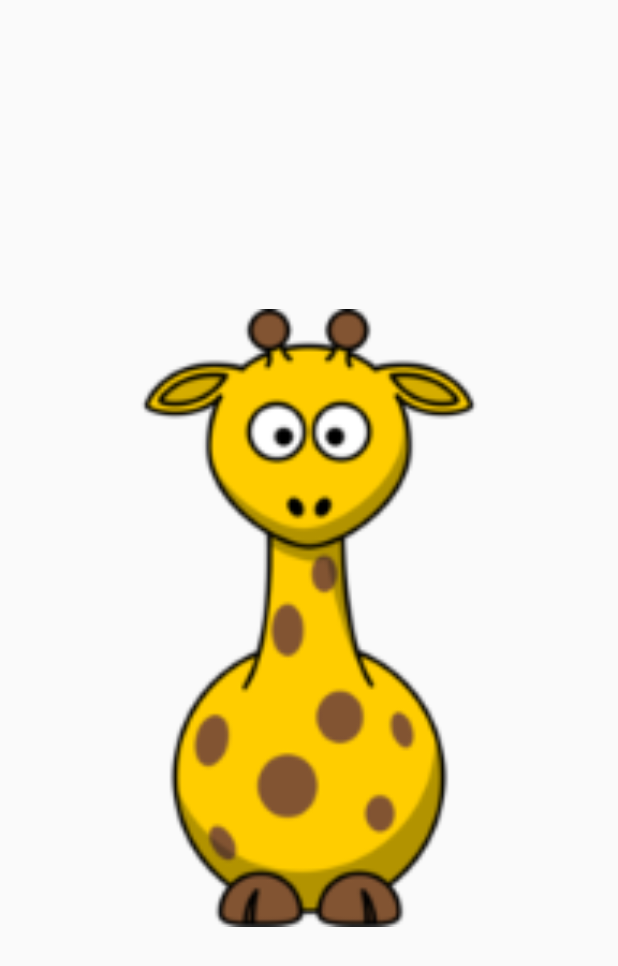
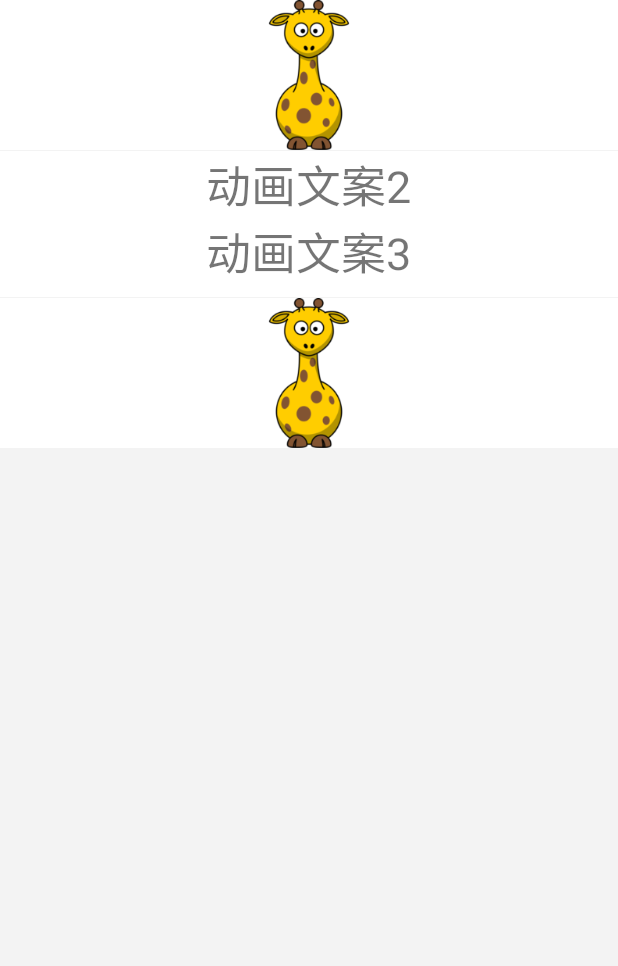
Before and after one commit to gg2787/GuoGuo, an Android app: the screen it shows after launch (TweenedAnimation before the commit, SimpleAnimation after it), after a tap on "tweened动画", on a phone screen of 412 x 824 dp. Shown: the top 966 px of the screen. Run offline under Robolectric (Android 15) with nearby library versions, the phone set to English and light mode, and no system bars; libraries missing offline, so code that uses them is left out: com.xiaomi.channel, com.xiaomi.mipush; 7 statements that could not run were skipped.

Commit message:
*修改补间动画，增加属性动画。自定义动画（未完成）

```diff
--- a/app/src/main/AndroidManifest.xml
+++ b/app/src/main/AndroidManifest.xml
@@ -66,7 +66,10 @@
             android:name=".ui.view.fragmentViews.BaseFragmentActivity"/>
 
         <activity
-            android:name=".ui.anmi.TweenedAnimation"/>
+            android:name=".ui.anmi.SimpleAnimation"/>
+
+        <activity
+            android:name=".ui.view.customProgressView.ProgressActivity"/>
 
         <!--对话框风格的activity-->
         <!--<activity android:name=".ui.SecondActivity" android:theme="@android:style/Theme.Dialog" >-->
--- a/app/src/main/java/com/guoguo/ui/MainActivity.java
+++ b/app/src/main/java/com/guoguo/ui/MainActivity.java
@@ -25,9 +25,10 @@ import com.guoguo.logic.service.AppService;
 import com.guoguo.logic.service.MyBinder;
 import com.guoguo.logic.shortcut.AppShortCut;
 import com.guoguo.logic.watchUs.OpenWeiChat;
-import com.guoguo.ui.anmi.TweenedAnimation;
+import com.guoguo.ui.anmi.SimpleAnimation;
 import com.guoguo.ui.toast.ShowToast;
 import com.guoguo.ui.view.customListView.CustomListActivity;
+import com.guoguo.ui.view.customProgressView.ProgressActivity;
 import com.guoguo.ui.viewpager.MyViewPager;
 import com.guoguo.utils.UIutils;
 
@@ -48,7 +49,9 @@ public class MainActivity extends Activity implements View.OnClickListener{
     private static final int GRID_ITEM_PROXY_TEST = 4;
     private static final int GRID_ITEM_VIEW_PAGER = 5;
     private static final int GRID_ITEM_ANIM = 6;
-    private static final int GRID_ITEM_BANNER = 7;
+    private static final int GRID_ITEM_POP_UP_WINDOW = 8;
+    private static final int GRID_ITEM_MY_PROGRESS = 7;
+    private static final int GRID_ITEM_BANNER = 9;
 
     private static final int BANNER_MARGIN_DP = 5;
     private static final int BANNER_HEIGHT_DP = 160;
@@ -179,6 +182,10 @@ public class MainActivity extends Activity implements View.OnClickListener{
         mapAnim.put("ItemText", "tweened动画");
         lstItem.add(mapAnim);
 
+        HashMap<String, Object> mapProgress = new HashMap<>();
+        mapProgress.put("ItemText", "自定义进度条");
+        lstItem.add(mapProgress);
+
         MainGrideAdapter manageGrideAdapter = new MainGrideAdapter(lstItem, this);
         mGridView.setAdapter(manageGrideAdapter);
         mGridView.setOnItemClickListener(mGridViewItemClick);
@@ -214,7 +221,13 @@ public class MainActivity extends Activity implements View.OnClickListener{
                     //使用fragment
                     break;
                 case GRID_ITEM_ANIM:
-                    startActivity(new Intent(MainActivity.this, TweenedAnimation.class));
+                    startActivity(new Intent(MainActivity.this, SimpleAnimation.class));
+                    break;
+//                case GRID_ITEM_POP_UP_WINDOW:
+//                    PopUpWindowManager.showWindow(PopUpWindowManager.POP_UP_WINDOW_WELCOME);
+//                    break;
+                case GRID_ITEM_MY_PROGRESS:
+                    startActivity(new Intent(MainActivity.this, ProgressActivity.class));
                     break;
                 default:
                     break;
@@ -222,6 +235,9 @@ public class MainActivity extends Activity implements View.OnClickListener{
         }
     };
 
+    /**
+     * 动态创建首页上方的四个banner，有点击态
+     */
     private void initBannerView() {
         mBannerView = (LinearLayout)findViewById(R.id.main_banner_view);
         mBannerView.setOrientation(LinearLayout.HORIZONTAL);
--- /dev/null
+++ b/app/src/main/java/com/guoguo/ui/anmi/AnimCustomView.java
@@ -0,0 +1,36 @@
+package com.guoguo.ui.anmi;
+
+import android.content.Context;
+import android.util.AttributeSet;
+import android.view.View;
+import android.widget.LinearLayout;
+
+import com.guoguo.R;
+
+/**
+ * Created by Administrator on 2016/3/14.
+ * 派生自LinearLayout，其实就是派生自viewgroup
+ */
+public class AnimCustomView extends LinearLayout{
+
+    private Context mContext = null;
+
+    public AnimCustomView(Context context, AttributeSet attrs) {
+        super(context, attrs);
+        mContext = context;
+        initView(context);
+    }
+
+    public AnimCustomView(Context context, AttributeSet attrs, int defStyleAttr) {
+        super(context, attrs, defStyleAttr);
+        mContext = context;
+        initView(context);
+    }
+
+    private void initView(Context context) {
+        View view = View.inflate(context, R.layout.anim_custom, this); //加载对应的xml
+
+
+    }
+
+}
--- /dev/null
+++ b/app/src/main/java/com/guoguo/ui/anmi/SimpleAnimation.java
@@ -0,0 +1,155 @@
+package com.guoguo.ui.anmi;
+
+import android.animation.Animator;
+import android.animation.AnimatorListenerAdapter;
+import android.animation.AnimatorSet;
+import android.animation.ObjectAnimator;
+import android.animation.ValueAnimator;
+import android.app.Activity;
+import android.os.Bundle;
+import android.view.View;
+import android.view.animation.AlphaAnimation;
+import android.view.animation.Animation;
+import android.view.animation.AnimationSet;
+import android.view.animation.AnimationUtils;
+import android.view.animation.RotateAnimation;
+import android.view.animation.ScaleAnimation;
+import android.view.animation.TranslateAnimation;
+import android.widget.ImageView;
+import android.widget.LinearLayout;
+import android.widget.RelativeLayout;
+
+import com.guoguo.R;
+import com.guoguo.utils.UIutils;
+
+import java.nio.charset.MalformedInputException;
+
+/**
+ * Created by Administrator on 2016/1/4.
+ * 补间动画：Animation 用于实现基本的动画效果：控件的透明度、旋转、缩放、位移
+ * 属性动画：Animator, 可以设置AnimatorListenerAdapter
+ */
+public class SimpleAnimation extends Activity{
+    private ImageView mImageView = null;
+    private int mnHeight = 0;
+    private LinearLayout mCustomView = null;
+
+
+    @Override
+    protected void onCreate( Bundle savedInstanceState) {
+        super.onCreate(savedInstanceState);
+        setContentView(R.layout.animation_test);
+    }
+
+    @Override
+    protected void onStart() {
+        super.onStart();
+        initView();
+    }
+
+    @Override
+    protected void onResume() {
+        super.onResume();
+//        startAnimationAnim1();
+        startObjectAnimator();
+    }
+
+    private void initView() {
+        mImageView = (ImageView)findViewById(R.id.image_png);
+        mCustomView =(LinearLayout)findViewById(R.id.custom_view);
+        mnHeight = UIutils.dip2px(this, 100);
+    }
+
+    /*
+    xml补间动画
+     */
+    private void startAnimationAnim1() {
+        Animation animation = AnimationUtils.loadAnimation(this, R.anim.tweened);
+        animation.setAnimationListener(new Animation.AnimationListener() {
+            public void onAnimationStart(Animation animation) {
+                return;
+            }
+
+            public void onAnimationEnd(Animation animation) {
+            }
+
+            public void onAnimationRepeat(Animation animation) {
+
+            }
+        });
+
+        mImageView.startAnimation(animation);
+    }
+
+    /*
+    代码定义补间动画
+     */
+    private void startAnimationAnim2() {
+        AnimationSet animationSet = new AnimationSet(true);
+
+        AlphaAnimation alphaAnimation = new AlphaAnimation(1, 0);
+        alphaAnimation.setDuration(1000);
+
+        RotateAnimation rotateAnimation = new RotateAnimation(0, 360,
+                Animation.RELATIVE_TO_SELF,0.5f,
+                Animation.RELATIVE_TO_SELF,0.5f);
+        rotateAnimation.setDuration(1000);
+
+        ScaleAnimation scaleAnimation = new ScaleAnimation(1.0f, 0.0f, 1.0f, 0.0f,
+                Animation.RELATIVE_TO_SELF, 0.5f,
+                Animation.RELATIVE_TO_SELF, 0.5f);
+        scaleAnimation.setDuration(1000);
+
+        TranslateAnimation translateAnimation = new TranslateAnimation(Animation.RELATIVE_TO_SELF, 0.0f,
+                Animation.RELATIVE_TO_SELF, 1.0f,
+                Animation.RELATIVE_TO_SELF, 0.0f,
+                Animation.RELATIVE_TO_SELF, 1.0f);
+        translateAnimation.setDuration(1000);
+
+        animationSet.addAnimation(rotateAnimation);
+        animationSet.addAnimation(alphaAnimation);
+        animationSet.addAnimation(scaleAnimation);
+        animationSet.addAnimation(translateAnimation);
+
+        mImageView.startAnimation(animationSet);
+    }
+
+    /*
+    代码定义属性动画,缩小
+     */
+    private void startObjectAnimator() {
+//        ObjectAnimator animator1 = ObjectAnimator.ofFloat(mImageView, "translationX", 0f, 200f);
+//        ObjectAnimator animator2 = ObjectAnimator.ofFloat(mImageView, "translationY", 0f,200f);
+//        ObjectAnimator animator2 = ObjectAnimator.ofFloat(mImageView, "rotation", 0f,360f);
+        ObjectAnimator animator3 = ObjectAnimator.ofFloat(mCustomView, "scaleY", 1.0f,0.0f);
+
+        animator3.addListener(new AnimatorListenerAdapter() {
+            @Override
+            public void onAnimationEnd(Animator animation) {
+                super.onAnimationEnd(animation);
+            }
+        });
+
+        animator3.addUpdateListener(new ValueAnimator.AnimatorUpdateListener() {
+            @Override
+            public void onAnimationUpdate(ValueAnimator animation) {
+                float nValue = (float)animation.getAnimatedValue("scaleY");
+                if (nValue <= 0.0 || nValue >= 1.0) {
+                    return;
+                }
+                int nCurHeight = (int)(mnHeight * (nValue));
+                LinearLayout.LayoutParams param = new LinearLayout.LayoutParams(RelativeLayout.LayoutParams.MATCH_PARENT, nCurHeight);
+                mCustomView.setLayoutParams(param);
+
+//                mCustomView.set
+                return;
+            }
+        });
+
+        AnimatorSet set = new AnimatorSet();
+//        set.play(animator1).with(animator2);
+//        set.play(animator3).after(animator2);
+        set.play(animator3);
+        set.setDuration(30000).start();
+    }
+}
--- a/app/src/main/java/com/guoguo/ui/anmi/TweenedAnimation.java
+++ /dev/null
@@ -1,80 +0,0 @@
-package com.guoguo.ui.anmi;
-
-import android.app.Activity;
-import android.os.Bundle;
-import android.view.animation.AlphaAnimation;
-import android.view.animation.Animation;
-import android.view.animation.AnimationSet;
-import android.view.animation.AnimationUtils;
-import android.view.animation.RotateAnimation;
-import android.view.animation.ScaleAnimation;
-import android.view.animation.TranslateAnimation;
-import android.widget.ImageView;
-
-import com.guoguo.R;
-
-/**
- * Created by Administrator on 2016/1/4.
- * 用于实现基本的动画效果：控件的透明度、旋转、大小、位移
- */
-public class TweenedAnimation extends Activity{
-    private Animation mAnimationSet = null;
-    private ImageView mImageView = null;
-
-    @Override
-    protected void onCreate( Bundle savedInstanceState) {
-        super.onCreate(savedInstanceState);
-        setContentView(R.layout.one_image);
-    }
-
-    @Override
-    protected void onStart() {
-        super.onStart();
-        initView();
-    }
-
-    @Override
-    protected void onResume() {
-        super.onResume();
-        startAnim2();
-    }
-
-    private void initView() {
-        mImageView = (ImageView)findViewById(R.id.image_png);
-        mAnimationSet = AnimationUtils.loadAnimation(this, R.anim.tweened);
-    }
-
-    private void startAnim() {
-        mImageView.startAnimation(mAnimationSet);
-    }
-
-    private void startAnim2() {
-        AnimationSet animationSet = new AnimationSet(true);
-
-        AlphaAnimation alphaAnimation = new AlphaAnimation(1, 0);
-        alphaAnimation.setDuration(1000);
-
-        RotateAnimation rotateAnimation = new RotateAnimation(0, 360,
-                Animation.RELATIVE_TO_SELF,0.5f,
-                Animation.RELATIVE_TO_SELF,0.5f);
-        rotateAnimation.setDuration(1000);
-
-        ScaleAnimation scaleAnimation = new ScaleAnimation(1.0f, 0.0f, 1.0f, 0.0f,
-                Animation.RELATIVE_TO_SELF, 0.5f,
-                Animation.RELATIVE_TO_SELF, 0.5f);
-        scaleAnimation.setDuration(1000);
-
-        TranslateAnimation translateAnimation = new TranslateAnimation(Animation.RELATIVE_TO_SELF, 0.0f,
-                Animation.RELATIVE_TO_SELF, 1.0f,
-                Animation.RELATIVE_TO_SELF, 0.0f,
-                Animation.RELATIVE_TO_SELF, 1.0f);
-        translateAnimation.setDuration(1000);
-
-        animationSet.addAnimation(rotateAnimation);
-        animationSet.addAnimation(alphaAnimation);
-        animationSet.addAnimation(scaleAnimation);
-        animationSet.addAnimation(translateAnimation);
-
-        mImageView.startAnimation(animationSet);
-    }
-}
--- a/app/src/main/res/anim/tweened.xml
+++ b/app/src/main/res/anim/tweened.xml
@@ -52,6 +52,8 @@
            止x轴坐标
            始y轴坐标
            止y轴坐标
+           100%表示相对于自己
+           100%p表示相对于父控件
       -->
     <translate
         android:fromXDelta="0%"
--- /dev/null
+++ b/app/src/main/res/layout/anim_custom.xml
@@ -0,0 +1,24 @@
+<?xml version="1.0" encoding="utf-8"?>
+<LinearLayout xmlns:android="http://schemas.android.com/apk/res/android"
+    android:id="@+id/custom_view"
+    android:layout_width="match_parent"
+    android:layout_height="100dp"
+    android:layout_gravity="center_horizontal"
+    android:orientation="vertical"
+    android:background="@color/White">
+
+    <TextView
+        android:layout_width="wrap_content"
+        android:layout_height="wrap_content"
+        android:textSize="30dp"
+        android:layout_gravity="center_horizontal"
+        android:text = "动画文案2"/>
+
+    <TextView
+        android:layout_width="wrap_content"
+        android:layout_height="wrap_content"
+        android:textSize="30dp"
+        android:layout_gravity="center_horizontal"
+        android:text = "动画文案3"/>
+
+</LinearLayout>
--- /dev/null
+++ b/app/src/main/res/layout/animation_test.xml
@@ -0,0 +1,32 @@
+<?xml version="1.0" encoding="utf-8"?>
+<LinearLayout xmlns:android="http://schemas.android.com/apk/res/android"
+    android:layout_width="match_parent"
+    android:layout_height="match_parent"
+    android:orientation="vertical"
+    android:background="@color/LightGray">
+
+
+    <ImageView
+        android:id="@+id/image_png"
+        android:layout_width="match_parent"
+        android:layout_height="100dp"
+        android:layout_gravity="center_horizontal"
+        android:src="@mipmap/image"
+        android:background="@color/White"/>
+
+    <com.guoguo.ui.anmi.AnimCustomView
+        android:layout_width="match_parent"
+        android:layout_height="wrap_content" />
+
+
+    <ImageView
+        android:id="@+id/image_png_2"
+        android:layout_width="match_parent"
+        android:layout_height="100dp"
+        android:layout_gravity="center_horizontal"
+        android:src="@mipmap/image"
+        android:background="@color/White"/>
+
+
+
+</LinearLayout>
--- a/app/src/main/res/layout/one_image.xml
+++ /dev/null
@@ -1,11 +0,0 @@
-<?xml version="1.0" encoding="utf-8"?>
-<LinearLayout xmlns:android="http://schemas.android.com/apk/res/android"
-    android:layout_width="match_parent" android:layout_height="match_parent">
-
-    <ImageView
-        android:id="@+id/image_png"
-        android:layout_width="match_parent"
-        android:layout_height="match_parent"
-        android:src="@mipmap/image"/>
-
-</LinearLayout>
```
Also changed, not shown: app/src/main/java/com/guoguo/ui/anmi/ComplexAnimation.java (added, +76 -0 lines), app/src/main/java/com/guoguo/ui/anmi/frameAnimation.java (deleted, +0 -7 lines), app/src/main/java/com/guoguo/ui/popupwindow/PopUpWindowManager.java (added, +24 -0 lines), app/src/main/java/com/guoguo/ui/view/customProgressView/CustomProgress.java (added, +56 -0 lines), app/src/main/java/com/guoguo/ui/view/customProgressView/ProgressActivity.java (added, +35 -0 lines), app/src/main/res/layout/progress_fragment.xml (added, +12 -0 lines), app/src/main/res/values/attrs.xml (added, +8 -0 lines).
